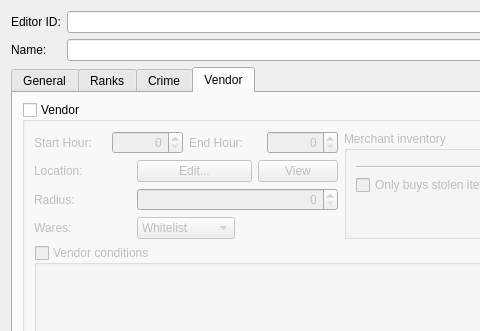
First picture: the form in native/src/DovahKit/ui/form_windows/faction.ui, repository DavidJCobb/DovahKit, before the edit; both pictures show x 0 to 480 and y 0 to 331 of the 681 by 670 pixel window.
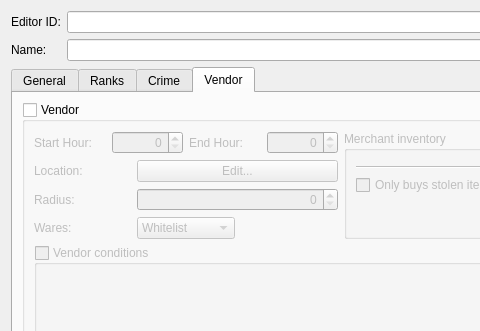
Second picture: the form after the edit. Custom widgets are drawn as their Qt base class.

Commit message:
Faction dialog seems just about done now
The faction dialog now performs initial updates for the enable state of the interfaction relationship and rank widgets. Simply put: when you initially open the dialog and have no other faction or rank selected, the widgets to edit your selection will now be disabled.

The faction dialog now has a sub-dialog for editing the vendor services location.

The faction dialog no longer has a button to preview the vendor services location, as some location values aren't easy to translate into a specific place to pop open in the Render Window.

Patch:
```diff
--- a/native/src/DovahKit/ui/form_windows/faction.ui
+++ b/native/src/DovahKit/ui/form_windows/faction.ui
@@ -821,7 +821,7 @@
              </widget>
             </item>
             <item row="1" column="1" colspan="2">
-             <layout class="QHBoxLayout" name="layoutVendorLoc" stretch="1,0">
+             <layout class="QHBoxLayout" name="layoutVendorLoc" stretch="1">
               <item>
                <widget class="QPushButton" name="buttonEditVendorLoc">
                 <property name="sizePolicy">
@@ -835,19 +835,6 @@
                 </property>
                </widget>
               </item>
-              <item>
-               <widget class="QPushButton" name="buttonViewVendorLoc">
-                <property name="sizePolicy">
-                 <sizepolicy hsizetype="Maximum" vsizetype="Fixed">
-                  <horstretch>0</horstretch>
-                  <verstretch>0</verstretch>
-                 </sizepolicy>
-                </property>
-                <property name="text">
-                 <string>View</string>
-                </property>
-               </widget>
-              </item>
              </layout>
             </item>
             <item row="3" column="0">
```
Left out of the diff: 1 changed line with no effect on the pictures. The commit also changes 6 other files.
